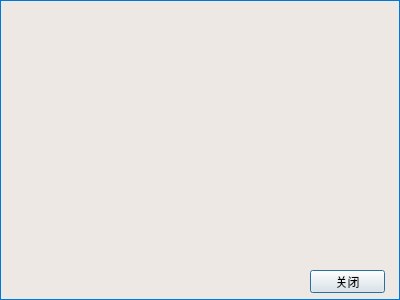
Old version of the form upgrade.ui in the repository zsjsll/bracket-turntable.
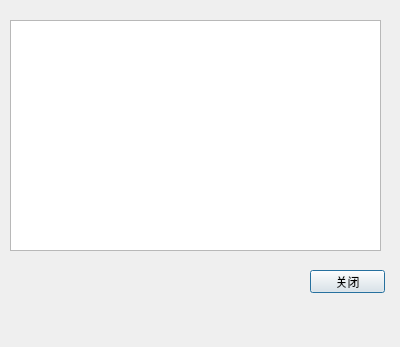
New version of the form.

Diff of the .ui file:
```diff
--- a/upgrade.ui
+++ b/upgrade.ui
@@ -7,17 +7,14 @@
     <x>0</x>
     <y>0</y>
     <width>400</width>
-    <height>300</height>
+    <height>347</height>
    </rect>
   </property>
   <property name="windowTitle">
    <string>upgrade</string>
   </property>
   <property name="styleSheet">
-   <string notr="true">QDialog{
-background-color:#EDE8E4;
-border:1px solid #0078D7
-}</string>
+   <string notr="true"/>
   </property>
   <widget class="QPushButton" name="pushButton">
    <property name="geometry">
@@ -45,49 +42,7 @@
     </rect>
    </property>
    <property name="styleSheet">
-    <string notr="true">QTextBrowser{
-background-color:#EDE8E4;
-border-style:hidden;
-}
-
-QScrollBar:vertical{
-    width:8px;
-    background:rgba(0,0,0,0%);
-    margin:0px,0px,0px,0px;
-    padding-top:0px;   
-    padding-bottom:0px;
-}
-QScrollBar::handle:vertical
-{
-    width:8px;
-    background:rgba(0,0,0,25%);
-    border-radius:4px;   
-    min-height:8px;
-	
-}
-QScrollBar::handle:vertical:hover
-{
-    width:8px;
-    background:rgba(0,0,0,50%);  
-    border-radius:4px;
-    min-height:20;
-}
-
-
-
-QScrollBar::add-page:vertical,QScrollBar::sub-page:vertical{
-    background:rgba(0,0,0,10%);
-    border-radius:4px;
-}
-
-QScrollBar::add-line:vertical  
-{
-    height:0px;width:0px;
-}
-QScrollBar::sub-line:vertical   
-{
-    height:0px;width:0px;
-}</string>
+    <string notr="true"/>
    </property>
    <property name="html">
     <string>&lt;!DOCTYPE HTML PUBLIC &quot;-//W3C//DTD HTML 4.0//EN&quot; &quot;http://www.w3.org/TR/REC-html40/strict.dtd&quot;&gt;
```
